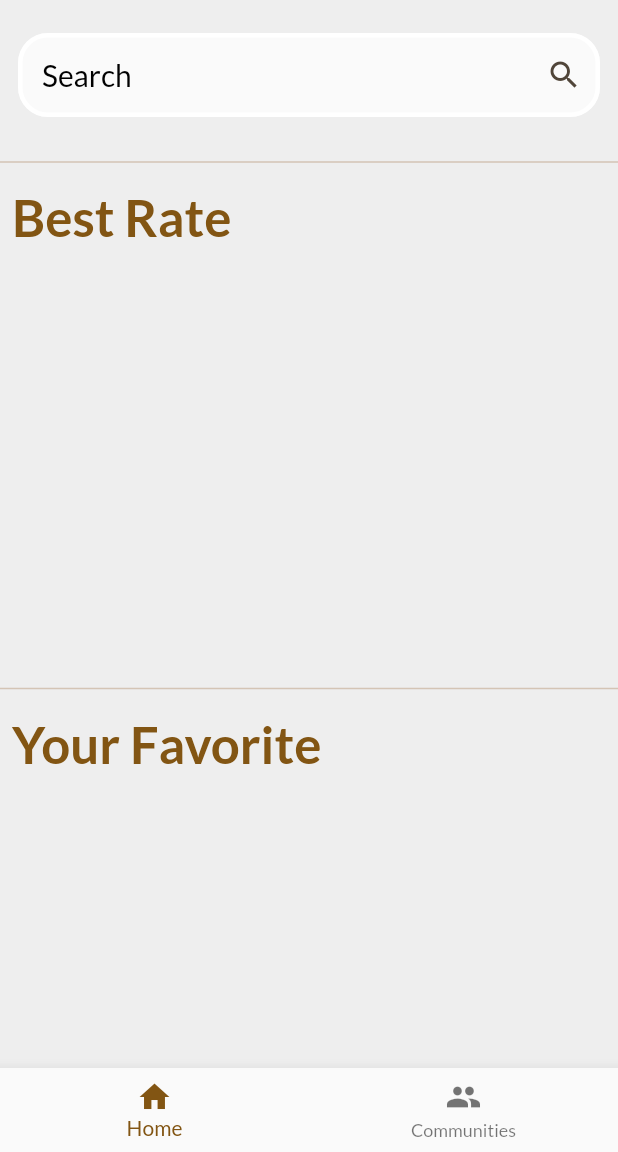
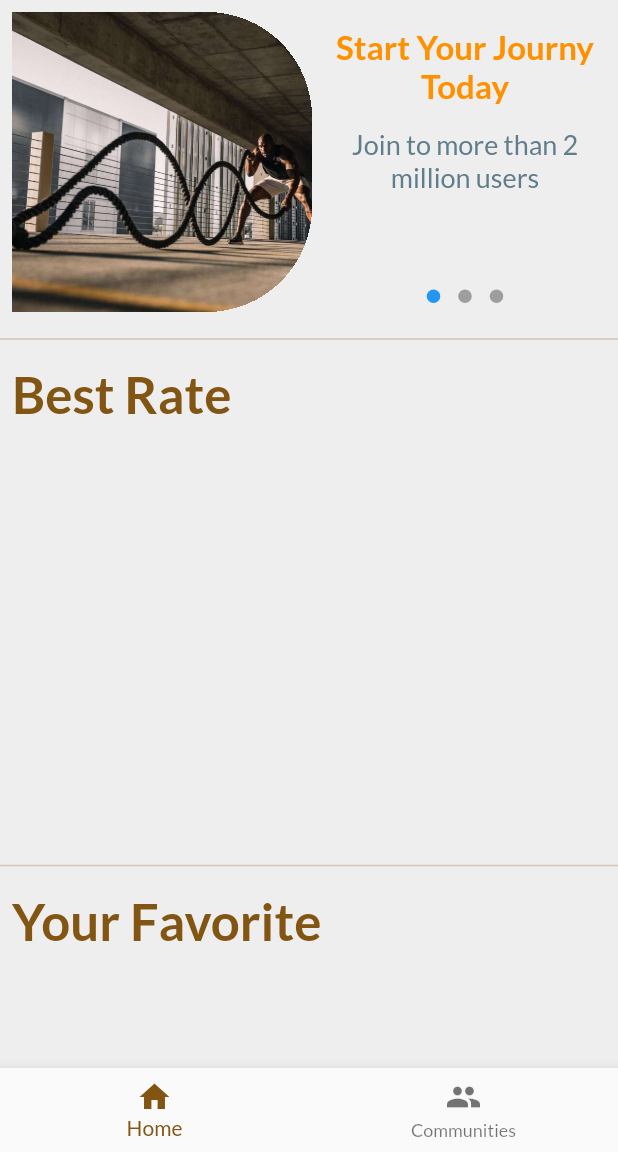
Before and after one commit to WorkIt-io/WorkIt-flutter, a Flutter app: the screen it shows once a user with an empty profile is signed in, on a phone screen of 412 x 824 dp, the part 84-1236 px from its top. Run offline on Flutter 3.47's test engine with Material 2 defaults, Android fonts, the light colour scheme and no system bars; drawn by our look-alikes of dots_indicator; our stand-ins replace cached_network_image, cloud_firestore, firebase_auth, firebase_core, firebase_storage, flutter_dotenv and 6 more; accounts and stored records are empty; network calls fail.

Commit message:
add images preview to home screen

```diff
--- a/lib/api/repository/auth_repository.dart
+++ b/lib/api/repository/auth_repository.dart
@@ -51,7 +51,7 @@ class AuthRepository {
       _userRepository.setInitialData(
           userCredential.user!.email!, userCredential.user!.displayName ?? '');
     } catch (error) {
-      print('Error during Google sign-in: $error');
+      rethrow;
     }
   }
 
--- /dev/null
+++ b/lib/constant/home_images.dart
@@ -0,0 +1,19 @@
+
+
+const List<String> homeImages = [
+  "assets/images/home/ropes.jpg",
+  "assets/images/home/sit_up.jpg",
+  "assets/images/home/yoga.jpg",
+];
+
+const List<String> homeTextImages = [
+  'Start Your Journy Today',
+  'Train With The Best Coaches',
+  'All Sports Types Available',
+];
+
+const List<String> homeTextDescription = [
+  'Join to more than 2 million users',
+  'Explore all new trainers in one place',
+  'Just pick your\'s in one click',
+];
--- a/lib/screens/feeds/businesses_feed.dart
+++ b/lib/screens/feeds/businesses_feed.dart
@@ -3,9 +3,9 @@ import 'package:flutter_riverpod/flutter_riverpod.dart';
 import 'package:workit/providers/businesses_notifier.dart';
 import 'package:workit/providers/user_location_notifier.dart';
 import 'package:workit/widgets/home/business/business_row.dart';
+import 'package:workit/widgets/home/business/page_view_images_home.dart';
 
 import '../../models/business.dart';
-import '../../widgets/home/search_text_filed.dart';
 
 class BusinessesFeed extends ConsumerStatefulWidget {
   const BusinessesFeed({super.key});
@@ -25,6 +25,13 @@ class BusinessesFeedState extends ConsumerState<BusinessesFeed> {
           .read(businessesStateNotifierProvider.notifier)
           .getAllBusinessFromDatabase();
     }
+
+    getLocationBusiness();
+  }
+
+  void getLocationBusiness() {
+    setState(() => showDistance = !showDistance);
+    ref.read(userLocationNotifierProvider.notifier).getCurrentLocation();
   }
 
   @override
@@ -39,8 +46,10 @@ class BusinessesFeedState extends ConsumerState<BusinessesFeed> {
         crossAxisAlignment: CrossAxisAlignment.start,
         mainAxisSize: MainAxisSize.min,
         children: [
-          const SizedBox(height: 10),
-          const SearchTextFiled(),
+          const Padding(
+            padding: EdgeInsets.only(left: 8.0, top: 8.0),
+            child: SizedBox(height: 200, child: PageViewImagesHome()),
+          ),
           const SizedBox(height: 10),
           const Divider(),
           Padding(
@@ -72,10 +81,7 @@ class BusinessesFeedState extends ConsumerState<BusinessesFeed> {
             mainAxisAlignment: MainAxisAlignment.center,
             children: [
               ElevatedButton(
-                  onPressed: () {
-                    setState(() => showDistance = !showDistance);
-                    ref.read(userLocationNotifierProvider.notifier).getCurrentLocation();
-                  },
+                  onPressed: getLocationBusiness,
                   child: const Text("get Location")),
             ],
           ),
--- a/lib/screens/login_page.dart
+++ b/lib/screens/login_page.dart
@@ -152,7 +152,7 @@ class _LoginPageState extends ConsumerState<LoginPage> {
                       mainAxisAlignment: MainAxisAlignment.spaceEvenly,
                       children: [
                         SquareTile(
-                          imagePath: 'assets/images/google.png',
+                          imagePath: 'assets/images/login/google.png',
                           onTap: () async {
                             try {
                              await ref
--- a/lib/widgets/home/business/business_row.dart
+++ b/lib/widgets/home/business/business_row.dart
@@ -11,18 +11,18 @@ import 'package:workit/providers/user_location_notifier.dart';
 import 'package:workit/screens/businesses_detail_screen.dart';
 import 'package:workit/utils/haversine_formula.dart';
 
-
-
 class BusinessRow extends ConsumerWidget {
   const BusinessRow(this.businesses, {required this.showDistance, super.key});
-
 
   final bool showDistance;
   final List<BusinessModel> businesses;
 
-  String? getDistance(LatLng businessLatLng, LatLng myLatLng, WidgetRef ref)
-  {
-    final double distance = HaversineFormula.haversineDistance(myLatLng.latitude, myLatLng.longitude, businessLatLng.latitude, businessLatLng.longitude);
+  String? getDistance(LatLng businessLatLng, LatLng myLatLng, WidgetRef ref) {
+    final double distance = HaversineFormula.haversineDistance(
+        myLatLng.latitude,
+        myLatLng.longitude,
+        businessLatLng.latitude,
+        businessLatLng.longitude);
     return distance.ceil().toString();
   }
 
@@ -45,12 +45,11 @@ class BusinessRow extends ConsumerWidget {
                   builder: (context) =>
                       BusinessDeatilScreen(business: businesses[index]),
                 ),
-
               );
             },
             child: Container(
               clipBehavior: Clip.hardEdge,
-              width: 250,
+              width: 270,
               margin: const EdgeInsets.symmetric(horizontal: 12),
               decoration: BoxDecoration(
                 color: Colors.white,
@@ -60,16 +59,17 @@ class BusinessRow extends ConsumerWidget {
                 mainAxisSize: MainAxisSize.min,
                 crossAxisAlignment: CrossAxisAlignment.start,
                 children: [
-                  businesses[index].images.isEmpty ?
-                  Image.asset("assets/images/workit_logo_no_bg.png",
+                  businesses[index].images.isEmpty
+                      ? Image.asset(
+                          "assets/images/workit_logo_no_bg.png",
                           fit: BoxFit.fill,
                           height: 100,
                           width: double.infinity,
                         )
-                  :
-                  CachedNetworkImage(
+                      : CachedNetworkImage(
                           imageUrl: businesses[index].images.first,
-                    placeholder: (context, url) => Image.asset("assets/images/workit_logo_no_bg.png"),
+                          placeholder: (context, url) => Image.asset(
+                              "assets/images/workit_logo_no_bg.png"),
                           fit: BoxFit.fill,
                           height: 100,
                           width: double.infinity,
@@ -122,7 +122,14 @@ class BusinessRow extends ConsumerWidget {
                               width: 20,
                               color: Colors.black,
                             )),
-                        if(showDistance) myLoc == null ? const SizedBox(height: 20, width:20, child: CircularProgressIndicator()) : Text("${getDistance(businesses[index].location, myLoc ,ref) ?? 2} km"),
+                        if (showDistance)
+                          myLoc == null
+                              ? const SizedBox(
+                                  height: 20,
+                                  width: 20,
+                                  child: CircularProgressIndicator())
+                              : Text(
+                                  "${getDistance(businesses[index].location, myLoc, ref) ?? 2} km"),
                         const Spacer(),
                         Container(
                           padding: const EdgeInsets.only(
--- /dev/null
+++ b/lib/widgets/home/business/page_view_images_home.dart
@@ -0,0 +1,116 @@
+import 'dart:async';
+
+import 'package:dots_indicator/dots_indicator.dart';
+import 'package:flutter/material.dart';
+import 'package:workit/constant/home_images.dart';
+
+class PageViewImagesHome extends StatefulWidget {
+  const PageViewImagesHome({super.key});
+
+  @override
+  State<PageViewImagesHome> createState() => _PageViewImagesHomeState();
+}
+
+class _PageViewImagesHomeState extends State<PageViewImagesHome> {
+  int currentPage = 0;
+  late PageController pageController;
+  late Timer timer;
+
+  @override
+  void initState() {
+    super.initState();
+    pageController = PageController();
+    timer = Timer.periodic(const Duration(seconds: 5), (Timer t) {
+      setState(() {
+        if (currentPage == 2) {
+          currentPage = 0;
+        } else {
+          currentPage = currentPage + 1;
+        }
+        if (pageController.hasClients) {
+          pageController.animateToPage(currentPage,
+              duration: const Duration(milliseconds: 500),
+              curve: Curves.linear);
+        }
+      });
+    });
+  }
+
+  @override
+  void didChangeDependencies() {
+    super.didChangeDependencies();
+    for (var imageAsset in homeImages) {
+      precacheImage(AssetImage(imageAsset), context);
+    }
+  }
+
+  @override
+  void dispose() {
+    super.dispose();
+    pageController.dispose();
+    timer.cancel();
+  }
+
+  @override
+  Widget build(BuildContext context) {
+    return PageView(
+      physics: const NeverScrollableScrollPhysics(),
+      controller: pageController,
+      children: [
+        ...List.generate(
+          homeImages.length,
+          (index) => Row(
+            mainAxisSize: MainAxisSize.min,
+            children: [
+              Container(
+                clipBehavior: Clip.hardEdge,
+                width: 200,
+                height: 250,
+                decoration: const BoxDecoration(
+                  borderRadius:
+                      BorderRadius.horizontal(right: Radius.circular(70)),
+                ),
+                child: Image.asset(
+                  homeImages[index],
+                  fit: BoxFit.cover,
+                ),
+              ),
+              Expanded(
+                child: Column(
+                  mainAxisAlignment: MainAxisAlignment.center,
+                  children: [
+                    const SizedBox(height: 10),
+                    Text(
+                      homeTextImages[index],
+                      textAlign: TextAlign.center,
+                      maxLines: 2,
+                      overflow: TextOverflow.ellipsis,
+                      softWrap: true,
+                      style: TextStyle(
+                          fontSize: 22,
+                          fontWeight: FontWeight.bold,
+                          color: Colors.orangeAccent[400]),
+                    ),
+                    const SizedBox(height: 15,),
+                    Text(
+                      homeTextDescription[index],
+                      textAlign: TextAlign.center,
+                      softWrap: true,
+                      maxLines: 3,
+                      style: const TextStyle(
+                          fontSize: 18,
+                          color: Colors.blueGrey),
+                    ),
+                    const Spacer(),
+                    DotsIndicator(
+                        position: currentPage, dotsCount: homeImages.length),
+                  ],
+                ),
+              ),
+            ],
+          ),
+        ),
+      ],
+    );
+  }
+}
```
Also changed, not shown: pubspec.yaml (+7 -2 lines), assets/images/home/ropes.jpg (added), assets/images/home/sit_up.jpg (added), assets/images/home/yoga.jpg (added), assets/images/login/apple.png (renamed from assets/images/apple.png), assets/images/login/google.png (renamed from assets/images/google.png), pubspec.lock. Lines whose indentation alone changed are shown as unchanged.
